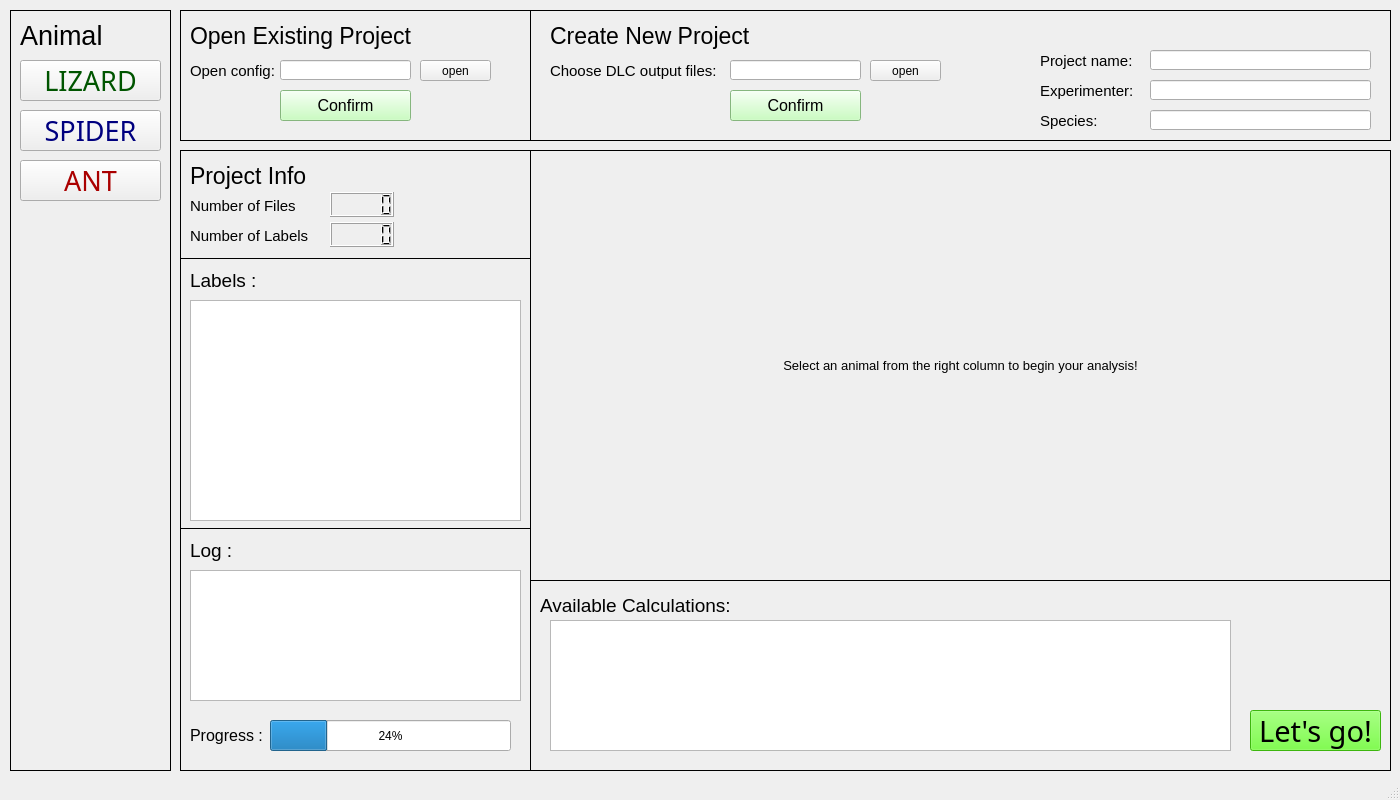
JojoReikun/DOKA, file lizardanalysis/GUI/DLC_Output_Kinematic_Analysis.ui: the form before one commit.
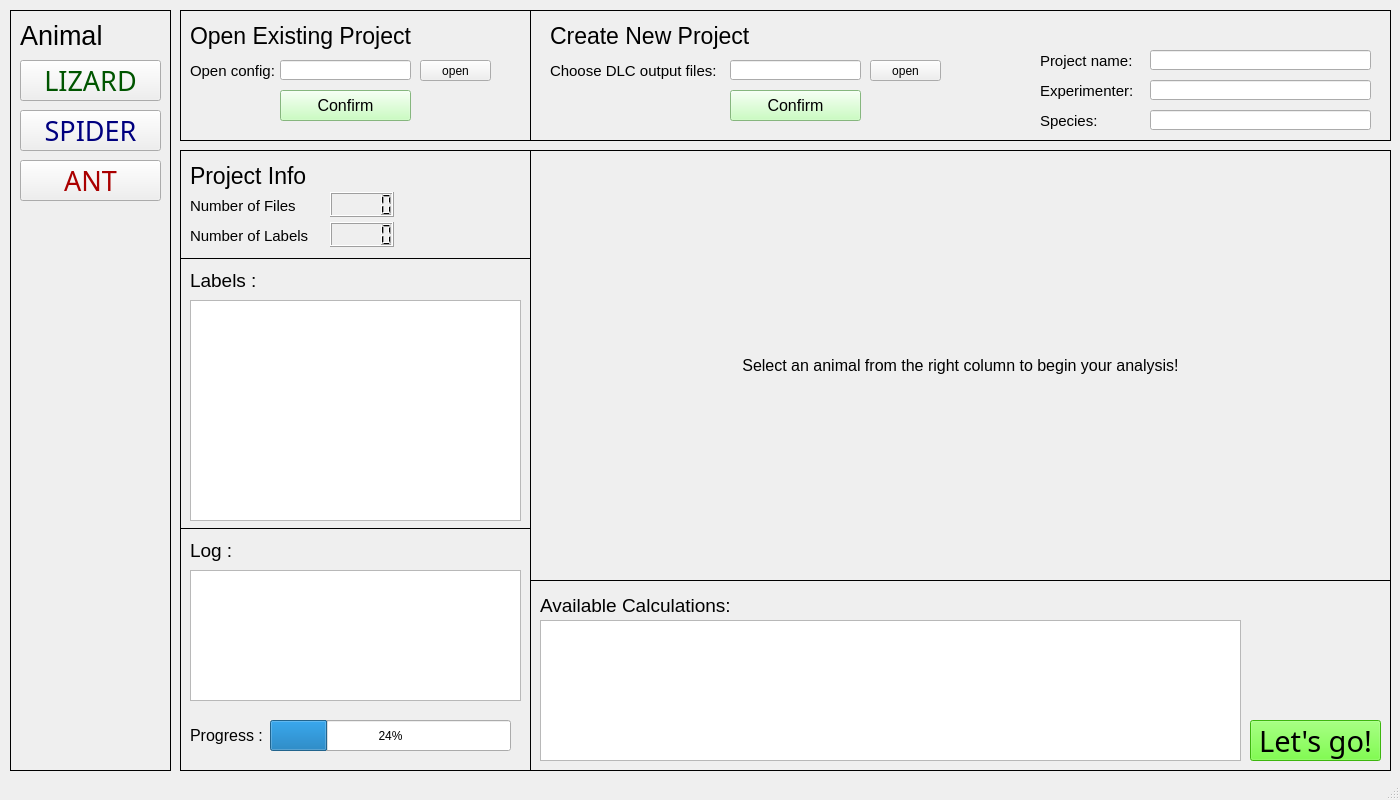
The form after the commit.

Commit message: Added display of available calculations

Diff of the .ui file:
```diff
--- a/lizardanalysis/GUI/DLC_Output_Kinematic_Analysis.ui
+++ b/lizardanalysis/GUI/DLC_Output_Kinematic_Analysis.ui
@@ -758,7 +758,7 @@
      </property>
      <property name="font">
       <font>
-       <pointsize>10</pointsize>
+       <pointsize>12</pointsize>
       </font>
      </property>
      <property name="layoutDirection">
@@ -791,7 +791,7 @@
      <property name="geometry">
       <rect>
        <x>720</x>
-       <y>130</y>
+       <y>140</y>
        <width>131</width>
        <height>41</height>
       </rect>
@@ -922,13 +922,13 @@
       <string>Available Calculations:</string>
      </property>
     </widget>
-    <widget class="QTableView" name="calculations_tableView">
+    <widget class="QTableWidget" name="calculations_tableWidget">
      <property name="geometry">
       <rect>
-       <x>20</x>
+       <x>10</x>
        <y>40</y>
-       <width>681</width>
-       <height>131</height>
+       <width>701</width>
+       <height>141</height>
       </rect>
      </property>
     </widget>
```
The commit also changes 3 other files.
